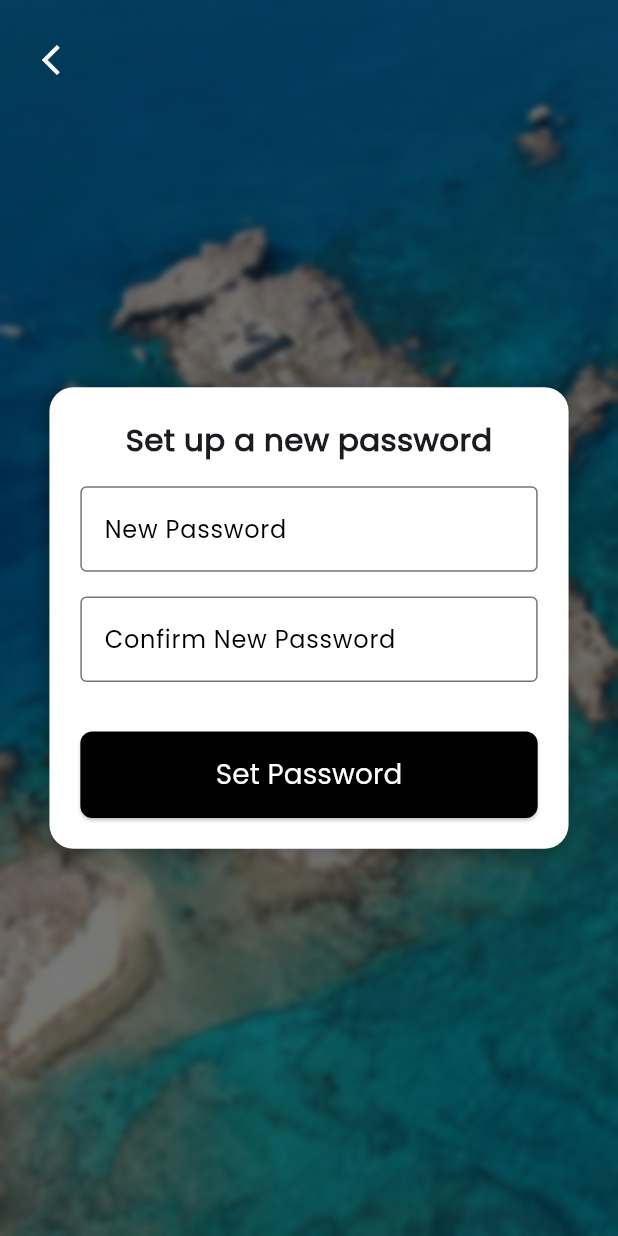
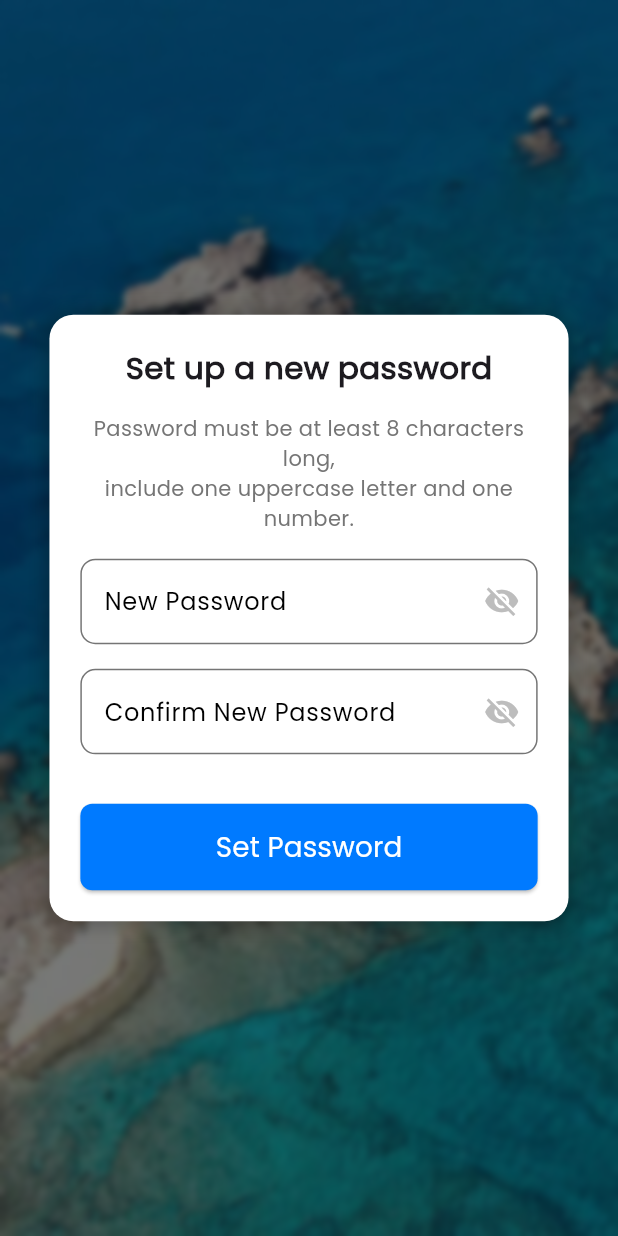
Before and after one commit to LiloZ95/Adventura.lb, a Flutter app: the SetPassword screen opened directly with empty values, on a phone screen of 412 x 824 dp. Run offline on Flutter 3.47's test engine with Material 3 defaults, Android fonts, the phone set to English and light mode, and no system bars; our stand-ins replace animated_text_kit, barcode_widget, dotted_border, flutter_secure_storage, hive, hive_flutter and 3 more; accounts and stored records are empty.

Commit message:
SetPassword Validation, IconsToggle

```diff
--- a/lib/OTP/SetPassword.dart
+++ b/lib/OTP/SetPassword.dart
@@ -1,3 +1,4 @@
+import 'package:adventura/colors.dart';
 import 'package:flutter/material.dart';
 import 'dart:convert';
 import 'dart:ui';
@@ -19,8 +20,61 @@ class _SetPasswordState extends State<SetPassword> {
       TextEditingController();
   bool _isLoading = false;
   String _errorMessage = "";
+  // Password visibility toggle
+  bool _obscureText = true;
+  bool _obscureConfirmText = true;
+
+  void _togglePasswordVisibility() {
+    setState(() {
+      _obscureText = !_obscureText;
+    });
+  }
+
+  void _toggleConfirmPasswordVisibility() {
+    setState(() {
+      _obscureConfirmText = !_obscureConfirmText;
+    });
+  }
+
+  String? validatePassword(String? password) {
+    if (password == null || password.isEmpty) {
+      return "Password is required.";
+    }
+    if (password.length < 8 &&
+        !RegExp(r'[A-Z]').hasMatch(password) &&
+        !RegExp(r'\d').hasMatch(password)) {
+      return "Password must contain at least 8 characters,\n one number, one uppercase character.";
+    }
+    if (!RegExp(r'[A-Z]').hasMatch(password) && password.length < 8) {
+      return "Password must contain at least 8 characters,\n one uppercase character.";
+    }
+    if (!RegExp(r'\d').hasMatch(password) && password.length < 8) {
+      return "Password must contain at least 8 characters,\n one number";
+    }
+    if (!RegExp(r'\d').hasMatch(password) &&
+        !RegExp(r'[A-Z]').hasMatch(password)) {
+      return "Password must contain at least \none uppercase character, one number.";
+    }
+    if (!RegExp(r'\d').hasMatch(password)) {
+      return "Password must contain at least one number";
+    }
+    if (!RegExp(r'[A-Z]').hasMatch(password)) {
+      return "Password must contain one uppercase character";
+    }
+    if (password.length < 8) {
+      return "Password must be at least 8 characters";
+    }
+    return null; // Password is valid
+  }
 
   Future<void> resetPassword() async {
+    // **Validate password before proceeding**
+    String? validationMessage = validatePassword(_passwordController.text);
+    if (validationMessage != null) {
+      setState(() => _errorMessage = validationMessage);
+      return;
+    }
+
     // **Check if passwords match**
     if (_passwordController.text != _confirmPasswordController.text) {
       setState(() => _errorMessage = "Passwords do not match");
@@ -72,14 +126,12 @@ class _SetPasswordState extends State<SetPassword> {
 
   @override
   Widget build(BuildContext context) {
-    // Screen dimensions for responsiveness
     double screenWidth = MediaQuery.of(context).size.width;
     double screenHeight = MediaQuery.of(context).size.height;
 
     return Scaffold(
       body: Stack(
         children: [
-          // ✅ Background Image with Blur
           Container(
             decoration: BoxDecoration(
               image: DecorationImage(
@@ -92,8 +144,6 @@ class _SetPasswordState extends State<SetPassword> {
               child: Container(color: Colors.black.withOpacity(0.5)),
             ),
           ),
-
-          // ✅ Centered Form
           Center(
             child: Container(
               padding: EdgeInsets.all(screenWidth * 0.05),
@@ -121,11 +171,22 @@ class _SetPasswordState extends State<SetPassword> {
                     ),
                   ),
                   SizedBox(height: screenHeight * 0.02),
+                  // Password Format Information
+                  Text(
+                    "Password must be at least 8 characters long,\ninclude one uppercase letter and one number.",
+                    textAlign: TextAlign.center,
+                    style: TextStyle(
+                      fontSize: 14,
+                      color: Colors.grey[600],
+                      fontFamily: "Poppins",
+                    ),
+                  ),
+                  SizedBox(height: screenHeight * 0.02),
 
                   // New Password Field
                   TextField(
                     controller: _passwordController,
-                    obscureText: true,
+                    obscureText: _obscureText,
                     style: TextStyle(
                       fontFamily: "Poppins",
                       fontSize: screenWidth * 0.04,
@@ -133,28 +194,37 @@ class _SetPasswordState extends State<SetPassword> {
                     ),
                     decoration: InputDecoration(
                       labelText: "New Password",
-                      // Default label color
                       labelStyle: TextStyle(
                         fontFamily: "Poppins",
                         color: Colors.black,
                       ),
-                      // Label color when floating (on focus)
                       floatingLabelStyle: TextStyle(
                         fontFamily: "Poppins",
-                        color: Colors.blue,
+                        color: AppColors.blue,
                       ),
-                      filled: false, // No background color
                       enabledBorder: OutlineInputBorder(
+                        borderRadius: BorderRadius.circular(10),
                         borderSide: BorderSide(
                           color: Colors.grey[600]!,
                           width: 1.0,
                         ),
                       ),
                       focusedBorder: OutlineInputBorder(
+                        borderRadius: BorderRadius.circular(10),
                         borderSide: BorderSide(
-                          color: Colors.grey[600]!,
+                          color: const Color.fromARGB(255, 0, 0, 0),
                           width: 1.0,
                         ),
+                      ),
+                      // Toggle Confirm Password Visibility
+                      suffixIcon: IconButton(
+                        icon: Icon(
+                          _obscureText
+                              ? Icons.visibility_off
+                              : Icons.visibility,
+                          color: Colors.grey[400],
+                        ),
+                        onPressed: _togglePasswordVisibility,
                       ),
                     ),
                   ),
@@ -163,7 +233,7 @@ class _SetPasswordState extends State<SetPassword> {
                   // Confirm Password Field
                   TextField(
                     controller: _confirmPasswordController,
-                    obscureText: true,
+                    obscureText: _obscureConfirmText,
                     style: TextStyle(
                       fontFamily: "Poppins",
                       fontSize: screenWidth * 0.04,
@@ -171,34 +241,42 @@ class _SetPasswordState extends State<SetPassword> {
                     ),
                     decoration: InputDecoration(
                       labelText: "Confirm New Password",
-                      // Default label color
                       labelStyle: TextStyle(
                         fontFamily: "Poppins",
                         color: Colors.black,
                       ),
-                      // Label color when floating (on focus)
                       floatingLabelStyle: TextStyle(
                         fontFamily: "Poppins",
-                        color: Colors.blue,
+                        color: AppColors.blue,
                       ),
-                      filled: false, // No background color
                       enabledBorder: OutlineInputBorder(
+                        borderRadius: BorderRadius.circular(10),
                         borderSide: BorderSide(
                           color: Colors.grey[600]!,
                           width: 1.0,
                         ),
                       ),
                       focusedBorder: OutlineInputBorder(
+                        borderRadius: BorderRadius.circular(10),
                         borderSide: BorderSide(
-                          color: Colors.grey[600]!,
+                          color: const Color.fromARGB(255, 0, 0, 0),
                           width: 1.0,
                         ),
+                      ),
+                      // Toggle Confirm Password Visibility
+                      suffixIcon: IconButton(
+                        icon: Icon(
+                          _obscureConfirmText
+                              ? Icons.visibility_off
+                              : Icons.visibility,
+                          color: Colors.grey[400],
+                        ),
+                        onPressed: _toggleConfirmPasswordVisibility,
                       ),
                     ),
                   ),
                   SizedBox(height: screenHeight * 0.02),
 
-                  // Error Message
                   if (_errorMessage.isNotEmpty)
                     Text(
                       _errorMessage,
@@ -211,13 +289,12 @@ class _SetPasswordState extends State<SetPassword> {
 
                   SizedBox(height: screenHeight * 0.02),
 
-                  // Set Password Button
                   SizedBox(
                     width: double.infinity,
                     height: screenHeight * 0.07,
                     child: ElevatedButton(
                       style: ElevatedButton.styleFrom(
-                        backgroundColor: Colors.black,
+                        backgroundColor: AppColors.blue,
                         shape: RoundedRectangleBorder(
                           borderRadius: BorderRadius.circular(8),
                         ),
@@ -239,23 +316,6 @@ class _SetPasswordState extends State<SetPassword> {
               ),
             ),
           ),
-
-          // (Optional) Top-left arrow if needed
-          Positioned(
-            top: 16,
-            left: 16,
-            child: SafeArea(
-              child: IconButton(
-                icon: Icon(Icons.arrow_back_ios, color: Colors.white),
-                onPressed: () {
-                  Navigator.pushReplacement(
-                    context,
-                    MaterialPageRoute(builder: (context) => LoginPage()),
-                  );
-                },
-              ),
-            ),
-          ),
         ],
       ),
     );
```
